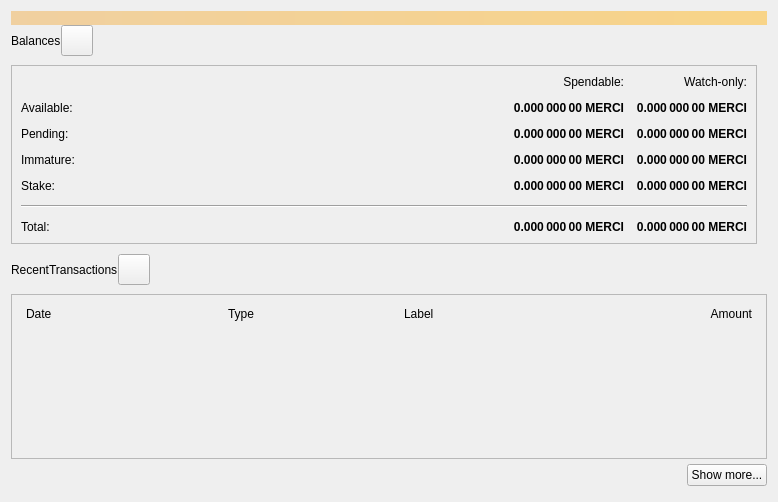
merciproject/merci, file src/qt/forms/overviewpage.ui: the form before one commit.
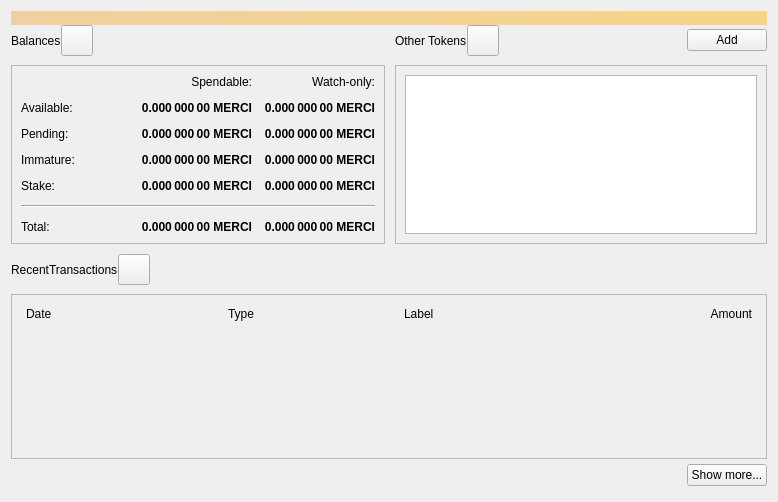
The form after the commit. Icons and pictures are not drawn.

Commit message: contract enabled

```diff
--- a/src/qt/forms/overviewpage.ui
+++ b/src/qt/forms/overviewpage.ui
@@ -38,6 +38,84 @@
    </item>
    <item>
     <layout class="QGridLayout" name="gridLayout_2">
+    <item row="0" column="2">
+    <layout class="QHBoxLayout" name="horizontalLayout_4">
+    <property name="bottomMargin">
+    <number>9</number>
+    </property>
+    <item>
+    <widget class="QLabel" name="labelTokens">
+    <property name="text">
+    <string>Other Tokens</string>
+    </property>
+    </widget>
+    </item>
+    <item>
+    <widget class="QToolButton" name="labelTokenStatus">
+    <property name="toolTip">
+    <string>The displayed information may be out of date. Your wallet automatically synchronizes with the Qtum network after a connection is established, but this process has not completed yet.</string>
+    </property>
+    <property name="text">
+    <string/>
+    </property>
+    <property name="iconSize">
+    <size>
+    <width>24</width>
+    <height>24</height>
+    </size>
+    </property>
+    <property name="flat" stdset="0">
+    <bool>false</bool>
+    </property>
+    </widget>
+    </item>
+    <item>
+    <spacer name="horizontalSpacer_7">
+    <property name="orientation">
+    <enum>Qt::Horizontal</enum>
+    </property>
+    <property name="sizeHint" stdset="0">
+    <size>
+    <width>40</width>
+    <height>20</height>
+    </size>
+    </property>
+    </spacer>
+    </item>
+    <item>
+    <widget class="QPushButton" name="buttonAddToken">
+    <property name="text">
+    <string>Add</string>
+    </property>
+    </widget>
+    </item>
+    </layout>
+    </item>
+    <item row="1" column="2">
+    <widget class="QFrame" name="frameOtherTokens">
+    <property name="minimumSize">
+    <size>
+    <width>0</width>
+    <height>100</height>
+    </size>
+    </property>
+    <property name="frameShape">
+    <enum>QFrame::StyledPanel</enum>
+    </property>
+    <property name="frameShadow">
+    <enum>QFrame::Raised</enum>
+    </property>
+    <layout class="QVBoxLayout" name="verticalLayout_10">
+    <item>
+    <widget class="QListView" name="listTokens">
+    <property name="enabled">
+    <bool>true</bool>
+    </property>
+    </widget>
+    </item>
+    </layout>
+    </widget>
+    </item>
      <item row="1" column="0">
       <widget class="QFrame" name="frameBalances">
        <property name="frameShape">
```
The commit also changes 17 other files.
